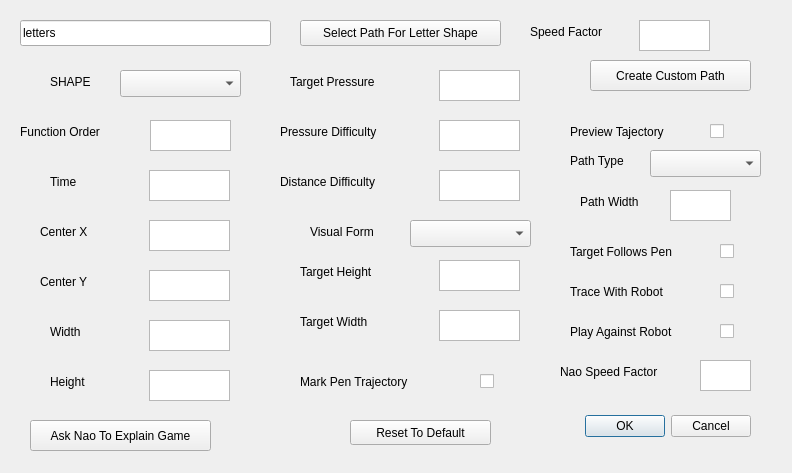
Before: the Qt Designer form design/target_path.ui in UNSW-Interactive/cowriter_path_following, drawn with Qt 5.
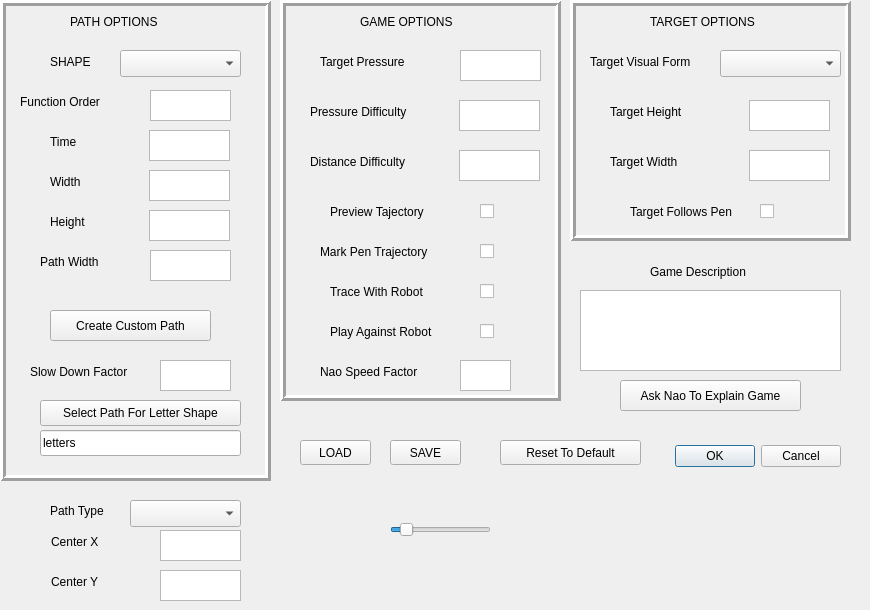
After: the same form once the commit is applied.

Diff of the .ui file:
```diff
--- a/design/target_path.ui
+++ b/design/target_path.ui
@@ -6,8 +6,8 @@
    <rect>
     <x>0</x>
     <y>0</y>
-    <width>792</width>
-    <height>473</height>
+    <width>870</width>
+    <height>610</height>
    </rect>
   </property>
   <property name="acceptDrops">
@@ -19,8 +19,8 @@
   <widget class="QDialogButtonBox" name="buttonBox">
    <property name="geometry">
     <rect>
-     <x>560</x>
-     <y>410</y>
+     <x>650</x>
+     <y>440</y>
      <width>191</width>
      <height>32</height>
     </rect>
@@ -32,24 +32,11 @@
     <set>QDialogButtonBox::Cancel|QDialogButtonBox::Ok</set>
    </property>
   </widget>
-  <widget class="QLabel" name="label_shape">
-   <property name="geometry">
-    <rect>
-     <x>50</x>
-     <y>60</y>
-     <width>61</width>
-     <height>43</height>
-    </rect>
-   </property>
-   <property name="text">
-    <string>SHAPE</string>
-   </property>
-  </widget>
   <widget class="QPushButton" name="buttonResetToDefault">
    <property name="geometry">
     <rect>
-     <x>350</x>
-     <y>420</y>
+     <x>500</x>
+     <y>440</y>
      <width>141</width>
      <height>25</height>
     </rect>
@@ -62,7 +49,7 @@
    <property name="geometry">
     <rect>
      <x>120</x>
-     <y>70</y>
+     <y>50</y>
      <width>121</width>
      <height>27</height>
     </rect>
@@ -78,7 +65,7 @@
    <property name="geometry">
     <rect>
      <x>50</x>
-     <y>160</y>
+     <y>120</y>
      <width>51</width>
      <height>43</height>
     </rect>
@@ -90,8 +77,8 @@
   <widget class="QLabel" name="label_centerX">
    <property name="geometry">
     <rect>
-     <x>40</x>
-     <y>210</y>
+     <x>51</x>
+     <y>520</y>
      <width>71</width>
      <height>43</height>
     </rect>
@@ -103,8 +90,8 @@
   <widget class="QLabel" name="label_centerY">
    <property name="geometry">
     <rect>
-     <x>40</x>
-     <y>260</y>
+     <x>51</x>
+     <y>560</y>
      <width>71</width>
      <height>43</height>
     </rect>
@@ -117,7 +104,7 @@
    <property name="geometry">
     <rect>
      <x>149</x>
-     <y>170</y>
+     <y>130</y>
      <width>81</width>
      <height>31</height>
     </rect>
@@ -126,8 +113,8 @@
   <widget class="QTextEdit" name="e_centerX">
    <property name="geometry">
     <rect>
-     <x>149</x>
-     <y>220</y>
+     <x>160</x>
+     <y>530</y>
      <width>81</width>
      <height>31</height>
     </rect>
@@ -136,8 +123,8 @@
   <widget class="QTextEdit" name="e_centerY">
    <property name="geometry">
     <rect>
-     <x>149</x>
-     <y>270</y>
+     <x>160</x>
+     <y>570</y>
      <width>81</width>
      <height>31</height>
     </rect>
@@ -147,7 +134,7 @@
    <property name="geometry">
     <rect>
      <x>149</x>
-     <y>370</y>
+     <y>210</y>
      <width>81</width>
      <height>31</height>
     </rect>
@@ -157,7 +144,7 @@
    <property name="geometry">
     <rect>
      <x>50</x>
-     <y>310</y>
+     <y>160</y>
      <width>61</width>
      <height>43</height>
     </rect>
@@ -170,7 +157,7 @@
    <property name="geometry">
     <rect>
      <x>50</x>
-     <y>360</y>
+     <y>200</y>
      <width>61</width>
      <height>43</height>
     </rect>
@@ -183,7 +170,7 @@
    <property name="geometry">
     <rect>
      <x>149</x>
-     <y>320</y>
+     <y>170</y>
      <width>81</width>
      <height>31</height>
     </rect>
@@ -192,8 +179,8 @@
   <widget class="QPushButton" name="buttonCreateCustomPath">
    <property name="geometry">
     <rect>
-     <x>590</x>
-     <y>60</y>
+     <x>50</x>
+     <y>310</y>
      <width>161</width>
      <height>31</height>
     </rect>
@@ -205,8 +192,8 @@
   <widget class="QTextEdit" name="e_pressureDifficulty">
    <property name="geometry">
     <rect>
-     <x>439</x>
-     <y>120</y>
+     <x>459</x>
+     <y>100</y>
      <width>81</width>
      <height>31</height>
     </rect>
@@ -215,8 +202,8 @@
   <widget class="QLabel" name="label_pressureDifficulty">
    <property name="geometry">
     <rect>
-     <x>280</x>
-     <y>110</y>
+     <x>310</x>
+     <y>90</y>
      <width>141</width>
      <height>43</height>
     </rect>
@@ -228,8 +215,8 @@
   <widget class="QLabel" name="label_targetPressure">
    <property name="geometry">
     <rect>
-     <x>290</x>
-     <y>60</y>
+     <x>320</x>
+     <y>40</y>
      <width>121</width>
      <height>43</height>
     </rect>
@@ -238,21 +225,11 @@
     <string>Target Pressure</string>
    </property>
   </widget>
-  <widget class="QTextEdit" name="e_targetPressure">
-   <property name="geometry">
-    <rect>
-     <x>439</x>
-     <y>70</y>
-     <width>81</width>
-     <height>31</height>
-    </rect>
-   </property>
-  </widget>
   <widget class="QLabel" name="label_distanceDifficulty">
    <property name="geometry">
     <rect>
-     <x>280</x>
-     <y>160</y>
+     <x>310</x>
+     <y>140</y>
      <width>141</width>
      <height>43</height>
     </rect>
@@ -264,8 +241,8 @@
   <widget class="QTextEdit" name="e_distanceDifficulty">
    <property name="geometry">
     <rect>
-     <x>439</x>
-     <y>170</y>
+     <x>459</x>
+     <y>150</y>
      <width>81</width>
      <height>31</height>
     </rect>
@@ -274,8 +251,8 @@
   <widget class="QTextEdit" name="e_speedFactor">
    <property name="geometry">
     <rect>
-     <x>639</x>
-     <y>20</y>
+     <x>160</x>
+     <y>360</y>
      <width>71</width>
      <height>31</height>
     </rect>
@@ -284,21 +261,25 @@
   <widget class="QLabel" name="label_speedFactor">
    <property name="geometry">
     <rect>
-     <x>530</x>
-     <y>10</y>
-     <width>101</width>
-     <height>43</height>
-    </rect>
-   </property>
-   <property name="text">
-    <string>Speed Factor</string>
-   </property>
-  </widget>
-  <widget class="QPushButton" name="buttonNaoExplain">
-   <property name="geometry">
-    <rect>
      <x>30</x>
-     <y>420</y>
+     <y>350</y>
+     <width>121</width>
+     <height>43</height>
+    </rect>
+   </property>
+   <property name="toolTip">
+    <string>The slow down factor of the target compared to 
+ the real drawing of the custom path or letter</string>
+   </property>
+   <property name="text">
+    <string>Slow Down Factor</string>
+   </property>
+  </widget>
+  <widget class="QPushButton" name="buttonNaoExplain">
+   <property name="geometry">
+    <rect>
+     <x>620</x>
+     <y>380</y>
      <width>181</width>
      <height>31</height>
     </rect>
@@ -310,8 +291,8 @@
   <widget class="QTextEdit" name="e_targetHeight">
    <property name="geometry">
     <rect>
-     <x>439</x>
-     <y>260</y>
+     <x>749</x>
+     <y>100</y>
      <width>81</width>
      <height>31</height>
     </rect>
@@ -320,8 +301,8 @@
   <widget class="QTextEdit" name="e_targetWidth">
    <property name="geometry">
     <rect>
-     <x>439</x>
-     <y>310</y>
+     <x>749</x>
+     <y>150</y>
      <width>81</width>
      <height>31</height>
     </rect>
@@ -330,8 +311,8 @@
   <widget class="QLabel" name="label_targetWidth">
    <property name="geometry">
     <rect>
-     <x>300</x>
-     <y>300</y>
+     <x>610</x>
+     <y>140</y>
      <width>111</width>
      <height>43</height>
     </rect>
@@ -343,8 +324,8 @@
   <widget class="QLabel" name="label_targetHeight">
    <property name="geometry">
     <rect>
-     <x>300</x>
-     <y>250</y>
+     <x>610</x>
+     <y>90</y>
      <width>111</width>
      <height>43</height>
     </rect>
@@ -356,8 +337,8 @@
   <widget class="QComboBox" name="choice_visualForm">
    <property name="geometry">
     <rect>
-     <x>410</x>
-     <y>220</y>
+     <x>720</x>
+     <y>50</y>
      <width>121</width>
      <height>27</height>
     </rect>
@@ -372,21 +353,21 @@
   <widget class="QLabel" name="label_visualForm">
    <property name="geometry">
     <rect>
-     <x>310</x>
-     <y>210</y>
-     <width>91</width>
+     <x>590</x>
+     <y>40</y>
+     <width>121</width>
      <height>43</height>
     </rect>
    </property>
    <property name="text">
-    <string>Visual Form</string>
+    <string>Target Visual Form</string>
    </property>
   </widget>
   <widget class="QLabel" name="label_order">
    <property name="geometry">
     <rect>
      <x>20</x>
-     <y>110</y>
+     <y>80</y>
      <width>121</width>
      <height>43</height>
     </rect>
@@ -399,7 +380,7 @@
    <property name="geometry">
     <rect>
      <x>150</x>
-     <y>120</y>
+     <y>90</y>
      <width>81</width>
      <height>31</height>
     </rect>
@@ -408,8 +389,8 @@
   <widget class="QLabel" name="label_markPenTraj">
    <property name="geometry">
     <rect>
-     <x>300</x>
-     <y>360</y>
+     <x>320</x>
+     <y>230</y>
      <width>161</width>
      <height>43</height>
     </rect>
@@ -422,25 +403,6 @@
    <property name="geometry">
     <rect>
      <x>480</x>
-     <y>370</y>
-     <width>21</width>
-     <height>22</height>
-    </rect>
-   </property>
-   <property name="acceptDrops">
-    <bool>false</bool>
-   </property>
-   <property name="text">
-    <string/>
-   </property>
-   <property name="checked">
-    <bool>false</bool>
-   </property>
-  </widget>
-  <widget class="QCheckBox" name="c_targetFollowsPen">
-   <property name="geometry">
-    <rect>
-     <x>720</x>
      <y>240</y>
      <width>21</width>
      <height>22</height>
@@ -459,8 +421,8 @@
   <widget class="QLabel" name="label_targetFollowsPen">
    <property name="geometry">
     <rect>
-     <x>570</x>
-     <y>230</y>
+     <x>630</x>
+     <y>190</y>
      <width>141</width>
      <height>43</height>
     </rect>
@@ -472,8 +434,8 @@
   <widget class="QCheckBox" name="c_previewTraj">
    <property name="geometry">
     <rect>
-     <x>710</x>
-     <y>120</y>
+     <x>480</x>
+     <y>200</y>
      <width>21</width>
      <height>22</height>
     </rect>
@@ -491,8 +453,8 @@
   <widget class="QLabel" name="label_previewTraj">
    <property name="geometry">
     <rect>
-     <x>570</x>
-     <y>110</y>
+     <x>330</x>
+     <y>190</y>
      <width>141</width>
      <height>43</height>
     </rect>
@@ -504,8 +466,8 @@
   <widget class="QLabel" name="label_pathWidth">
    <property name="geometry">
     <rect>
-     <x>580</x>
-     <y>180</y>
+     <x>40</x>
+     <y>240</y>
      <width>91</width>
      <height>43</height>
     </rect>
@@ -517,9 +479,9 @@
   <widget class="QTextEdit" name="e_pathWidth">
    <property name="geometry">
     <rect>
-     <x>670</x>
-     <y>190</y>
-     <width>61</width>
+     <x>150</x>
+     <y>250</y>
+     <width>81</width>
      <height>31</height>
     </rect>
    </property>
@@ -527,7 +489,7 @@
   <widget class="QLabel" name="label_playAgainstRobot">
    <property name="geometry">
     <rect>
-     <x>570</x>
+     <x>330</x>
      <y>310</y>
      <width>141</width>
      <height>43</height>
@@ -540,7 +502,7 @@
   <widget class="QCheckBox" name="c_traceWithRobot">
    <property name="geometry">
     <rect>
-     <x>720</x>
+     <x>480</x>
      <y>280</y>
      <width>21</width>
      <height>22</height>
@@ -559,7 +521,7 @@
   <widget class="QCheckBox" name="c_playAgainstRobot">
    <property name="geometry">
     <rect>
-     <x>720</x>
+     <x>480</x>
      <y>320</y>
      <width>21</width>
      <height>22</height>
@@ -578,7 +540,7 @@
   <widget class="QLabel" name="label_traceWithRobot">
    <property name="geometry">
     <rect>
-     <x>570</x>
+     <x>330</x>
      <y>270</y>
      <width>131</width>
      <height>43</height>
@@ -591,7 +553,7 @@
   <widget class="QLabel" name="label_naoSpeedFactor">
    <property name="geometry">
     <rect>
-     <x>560</x>
+     <x>320</x>
      <y>350</y>
      <width>131</width>
      <height>43</height>
@@ -604,7 +566,7 @@
   <widget class="QTextEdit" name="e_naoSpeedFactor">
    <property name="geometry">
     <rect>
-     <x>700</x>
+     <x>460</x>
      <y>360</y>
      <width>51</width>
      <height>31</height>
@@ -614,8 +576,8 @@
   <widget class="QComboBox" name="choice_pathType">
    <property name="geometry">
     <rect>
-     <x>650</x>
-     <y>150</y>
+     <x>130</x>
+     <y>500</y>
      <width>111</width>
      <height>27</height>
     </rect>
@@ -630,8 +592,8 @@
   <widget class="QLabel" name="label_pathType">
    <property name="geometry">
     <rect>
-     <x>570</x>
-     <y>140</y>
+     <x>50</x>
+     <y>490</y>
      <width>81</width>
      <height>41</height>
     </rect>
@@ -643,8 +605,8 @@
   <widget class="QPushButton" name="buttonPathDialog">
    <property name="geometry">
     <rect>
-     <x>300</x>
-     <y>20</y>
+     <x>40</x>
+     <y>400</y>
      <width>201</width>
      <height>26</height>
     </rect>
@@ -656,9 +618,9 @@
   <widget class="QLineEdit" name="pathText">
    <property name="geometry">
     <rect>
-     <x>20</x>
-     <y>20</y>
-     <width>251</width>
+     <x>40</x>
+     <y>430</y>
+     <width>201</width>
      <height>26</height>
     </rect>
    </property>
@@ -666,6 +628,305 @@
     <string>letters</string>
    </property>
   </widget>
+  <widget class="QPushButton" name="buttonLoad">
+   <property name="geometry">
+    <rect>
+     <x>300</x>
+     <y>440</y>
+     <width>71</width>
+     <height>25</height>
+    </rect>
+   </property>
+   <property name="toolTip">
+    <string>Load saved settings</string>
+   </property>
+   <property name="text">
+    <string>LOAD</string>
+   </property>
+  </widget>
+  <widget class="QPushButton" name="buttonSave">
+   <property name="geometry">
+    <rect>
+     <x>390</x>
+     <y>440</y>
+     <width>71</width>
+     <height>25</height>
+    </rect>
+   </property>
+   <property name="toolTip">
+    <string>Save current settings</string>
+   </property>
+   <property name="text">
+    <string>SAVE</string>
+   </property>
+  </widget>
+  <widget class="QLabel" name="label_gameOptions">
+   <property name="geometry">
+    <rect>
+     <x>360</x>
+     <y>0</y>
+     <width>111</width>
+     <height>43</height>
+    </rect>
+   </property>
+   <property name="text">
+    <string>GAME OPTIONS</string>
+   </property>
+  </widget>
+  <widget class="QLabel" name="label_gameOptions_2">
+   <property name="geometry">
+    <rect>
+     <x>650</x>
+     <y>0</y>
+     <width>131</width>
+     <height>43</height>
+    </rect>
+   </property>
+   <property name="text">
+    <string>TARGET OPTIONS</string>
+   </property>
+  </widget>
+  <widget class="QLabel" name="label_gameOptions_3">
+   <property name="geometry">
+    <rect>
+     <x>70</x>
+     <y>0</y>
+     <width>131</width>
+     <height>43</height>
+    </rect>
+   </property>
+   <property name="text">
+    <string>PATH OPTIONS</string>
+   </property>
+  </widget>
+  <widget class="QFrame" name="frame">
+   <property name="geometry">
+    <rect>
+     <x>0</x>
+     <y>0</y>
+     <width>271</width>
+     <height>481</height>
+    </rect>
+   </property>
+   <property name="frameShape">
+    <enum>QFrame::Box</enum>
+   </property>
+   <property name="frameShadow">
+    <enum>QFrame::Raised</enum>
+   </property>
+   <property name="lineWidth">
+    <number>3</number>
+   </property>
+   <widget class="QLabel" name="label_shape">
+    <property name="geometry">
+     <rect>
+      <x>50</x>
+      <y>40</y>
+      <width>61</width>
+      <height>43</height>
+     </rect>
+    </property>
+    <property name="toolTip">
+     <string>Shape of the path 
+ (If you choose letter, you need to select the path for 
+ the letter shape in the settings below</string>
+    </property>
+    <property name="text">
+     <string>SHAPE</string>
+    </property>
+   </widget>
+  </widget>
+  <widget class="QFrame" name="frame_2">
+   <property name="geometry">
+    <rect>
+     <x>280</x>
+     <y>0</y>
+     <width>281</width>
+     <height>401</height>
+    </rect>
+   </property>
+   <property name="frameShape">
+    <enum>QFrame::Box</enum>
+   </property>
+   <property name="frameShadow">
+    <enum>QFrame::Raised</enum>
+   </property>
+   <property name="lineWidth">
+    <number>3</number>
+   </property>
+   <widget class="QTextEdit" name="e_targetPressure">
+    <property name="geometry">
+     <rect>
+      <x>180</x>
+      <y>50</y>
+      <width>81</width>
+      <height>31</height>
+     </rect>
+    </property>
+   </widget>
+  </widget>
+  <widget class="QFrame" name="frame_3">
+   <property name="geometry">
+    <rect>
+     <x>570</x>
+     <y>0</y>
+     <width>281</width>
+     <height>241</height>
+    </rect>
+   </property>
+   <property name="frameShape">
+    <enum>QFrame::Box</enum>
+   </property>
+   <property name="frameShadow">
+    <enum>QFrame::Raised</enum>
+   </property>
+   <property name="lineWidth">
+    <number>3</number>
+   </property>
+   <widget class="QCheckBox" name="c_targetFollowsPen">
+    <property name="geometry">
+     <rect>
+      <x>190</x>
+      <y>200</y>
+      <width>21</width>
+      <height>22</height>
+     </rect>
+    </property>
+    <property name="acceptDrops">
+     <bool>false</bool>
+    </property>
+    <property name="text">
+     <string/>
+    </property>
+    <property name="checked">
+     <bool>false</bool>
+    </property>
+   </widget>
+  </widget>
+  <widget class="QTextBrowser" name="textGameDescription">
+   <property name="geometry">
+    <rect>
+     <x>580</x>
+     <y>290</y>
+     <width>261</width>
+     <height>81</height>
+    </rect>
+   </property>
+   <property name="toolTip">
+    <string>Description of the game. 
+ Click Ask Nao To Explain Game to update the description</string>
+   </property>
+   <property name="html">
+    <string>&lt;!DOCTYPE HTML PUBLIC &quot;-//W3C//DTD HTML 4.0//EN&quot; &quot;http://www.w3.org/TR/REC-html40/strict.dtd&quot;&gt;
+&lt;html&gt;&lt;head&gt;&lt;meta name=&quot;qrichtext&quot; content=&quot;1&quot; /&gt;&lt;style type=&quot;text/css&quot;&gt;
+p, li { white-space: pre-wrap; }
+&lt;/style&gt;&lt;/head&gt;&lt;body style=&quot; font-family:'Ubuntu'; font-size:11pt; font-weight:400; font-style:normal;&quot;&gt;
+&lt;p style=&quot;-qt-paragraph-type:empty; margin-top:0px; margin-bottom:0px; margin-left:0px; margin-right:0px; -qt-block-indent:0; text-indent:0px;&quot;&gt;&lt;br /&gt;&lt;/p&gt;&lt;/body&gt;&lt;/html&gt;</string>
+   </property>
+  </widget>
+  <widget class="QLabel" name="label_gameDescription">
+   <property name="geometry">
+    <rect>
+     <x>650</x>
+     <y>250</y>
+     <width>121</width>
+     <height>43</height>
+    </rect>
+   </property>
+   <property name="toolTip">
+    <string>Description of the game. 
+ Click Ask Nao To Explain Game to update the description</string>
+   </property>
+   <property name="text">
+    <string>Game Description</string>
+   </property>
+  </widget>
+  <widget class="QSlider" name="sliderTargetPressure">
+   <property name="geometry">
+    <rect>
+     <x>390</x>
+     <y>520</y>
+     <width>101</width>
+     <height>20</height>
+    </rect>
+   </property>
+   <property name="maximum">
+    <number>50</number>
+   </property>
+   <property name="singleStep">
+    <number>2</number>
+   </property>
+   <property name="pageStep">
+    <number>50</number>
+   </property>
+   <property name="value">
+    <number>5</number>
+   </property>
+   <property name="sliderPosition">
+    <number>5</number>
+   </property>
+   <property name="orientation">
+    <enum>Qt::Horizontal</enum>
+   </property>
+  </widget>
+  <zorder>frame_2</zorder>
+  <zorder>frame</zorder>
+  <zorder>frame_3</zorder>
+  <zorder>buttonBox</zorder>
+  <zorder>buttonResetToDefault</zorder>
+  <zorder>choice_shape</zorder>
+  <zorder>label_time</zorder>
+  <zorder>label_centerX</zorder>
+  <zorder>label_centerY</zorder>
+  <zorder>e_time</zorder>
+  <zorder>e_centerX</zorder>
+  <zorder>e_centerY</zorder>
+  <zorder>e_height</zorder>
+  <zorder>label_width</zorder>
+  <zorder>label_height</zorder>
+  <zorder>e_width</zorder>
+  <zorder>buttonCreateCustomPath</zorder>
+  <zorder>e_pressureDifficulty</zorder>
+  <zorder>label_pressureDifficulty</zorder>
+  <zorder>label_targetPressure</zorder>
+  <zorder>label_distanceDifficulty</zorder>
+  <zorder>e_distanceDifficulty</zorder>
+  <zorder>e_speedFactor</zorder>
+  <zorder>label_speedFactor</zorder>
+  <zorder>buttonNaoExplain</zorder>
+  <zorder>e_targetHeight</zorder>
+  <zorder>e_targetWidth</zorder>
+  <zorder>label_targetWidth</zorder>
+  <zorder>label_targetHeight</zorder>
+  <zorder>choice_visualForm</zorder>
+  <zorder>label_visualForm</zorder>
+  <zorder>label_order</zorder>
+  <zorder>e_order</zorder>
+  <zorder>label_markPenTraj</zorder>
+  <zorder>c_markPenTraj</zorder>
+  <zorder>label_targetFollowsPen</zorder>
+  <zorder>c_previewTraj</zorder>
+  <zorder>label_previewTraj</zorder>
+  <zorder>label_pathWidth</zorder>
+  <zorder>e_pathWidth</zorder>
+  <zorder>label_playAgainstRobot</zorder>
+  <zorder>c_traceWithRobot</zorder>
+  <zorder>c_playAgainstRobot</zorder>
+  <zorder>label_traceWithRobot</zorder>
+  <zorder>label_naoSpeedFactor</zorder>
+  <zorder>e_naoSpeedFactor</zorder>
+  <zorder>choice_pathType</zorder>
+  <zorder>label_pathType</zorder>
+  <zorder>buttonPathDialog</zorder>
+  <zorder>pathText</zorder>
+  <zorder>buttonLoad</zorder>
+  <zorder>buttonSave</zorder>
+  <zorder>label_gameOptions</zorder>
+  <zorder>label_gameOptions_2</zorder>
+  <zorder>label_gameOptions_3</zorder>
+  <zorder>textGameDescription</zorder>
+  <zorder>label_gameDescription</zorder>
+  <zorder>sliderTargetPressure</zorder>
  </widget>
  <resources/>
  <connections/>
```
Left out of the diff: 75 changed lines with no effect on the pictures.
